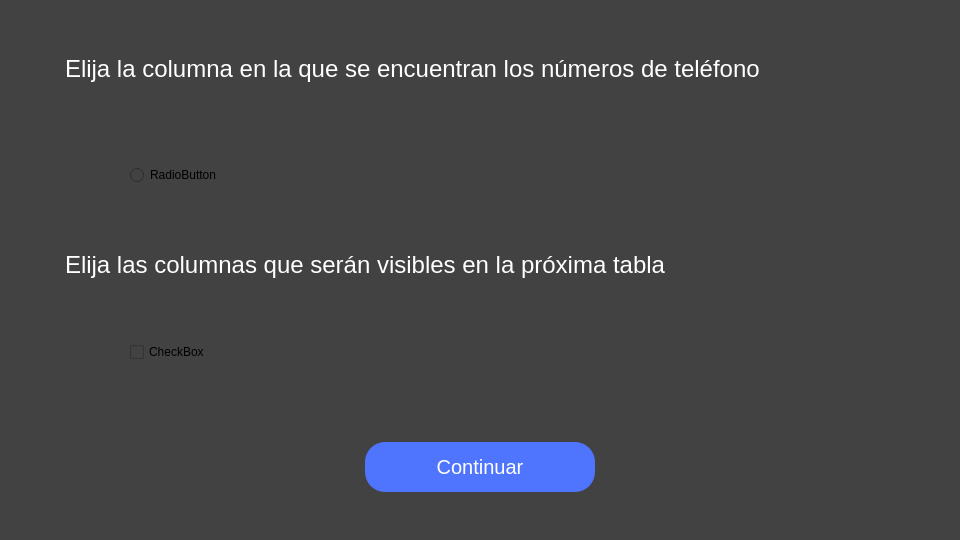
Above: UI/main.ui from Jossefrp/AutoMessageBot before the change. Below: the same form after it.
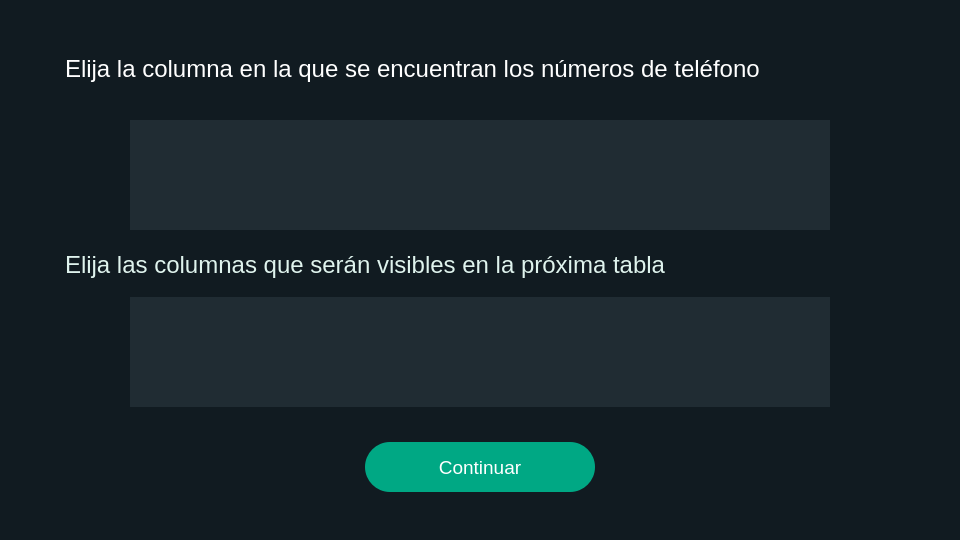
That is the form after the change. The open tabs and pages were chosen to show the change. Icons and pictures are not drawn.

The edit to the form file:
```diff
--- a/UI/main.ui
+++ b/UI/main.ui
@@ -60,7 +60,7 @@
      </size>
     </property>
     <property name="styleSheet">
-     <string notr="true">background-color: rgb(66, 66, 66);</string>
+     <string notr="true">background-color: rgb(17, 27, 33);</string>
     </property>
     <property name="frameShape">
      <enum>QFrame::NoFrame</enum>
@@ -91,7 +91,8 @@
        </rect>
       </property>
       <property name="styleSheet">
-       <string notr="true">background-color: rgba(255, 255, 255, 0);</string>
+       <string notr="true">background-color: rgba(255, 255, 255, 0);
+color: rgb(223, 243, 237);</string>
       </property>
       <property name="text">
        <string>&lt;html&gt;&lt;head/&gt;&lt;body&gt;&lt;p&gt;&lt;span style=&quot; font-size:18pt; color:#ffffff;&quot;&gt;Elija la columna en la que se encuentran los números de teléfono&lt;/span&gt;&lt;/p&gt;&lt;/body&gt;&lt;/html&gt;</string>
@@ -106,6 +107,9 @@
         <height>110</height>
        </rect>
       </property>
+      <property name="styleSheet">
+       <string notr="true">background-color: rgb(32, 44, 51);</string>
+      </property>
       <property name="frameShape">
        <enum>QFrame::StyledPanel</enum>
       </property>
@@ -121,15 +125,7 @@
          <height>111</height>
         </rect>
        </property>
-       <layout class="QGridLayout" name="select_number">
-        <item row="0" column="0">
-         <widget class="QRadioButton" name="radioButton">
-          <property name="text">
-           <string>RadioButton</string>
-          </property>
-         </widget>
-        </item>
-       </layout>
+       <layout class="QGridLayout" name="select_number"/>
       </widget>
      </widget>
      <widget class="QLabel" name="label_9">
@@ -142,10 +138,11 @@
        </rect>
       </property>
       <property name="styleSheet">
-       <string notr="true">background-color: rgba(255, 255, 255, 0);</string>
+       <string notr="true">background-color: rgba(255, 255, 255, 0);
+color: rgb(223, 243, 237);</string>
       </property>
       <property name="text">
-       <string>&lt;html&gt;&lt;head/&gt;&lt;body&gt;&lt;p&gt;&lt;span style=&quot; font-size:18pt; color:#ffffff;&quot;&gt;Elija las columnas que serán visibles en la próxima tabla&lt;/span&gt;&lt;/p&gt;&lt;/body&gt;&lt;/html&gt;</string>
+       <string>&lt;html&gt;&lt;head/&gt;&lt;body&gt;&lt;p&gt;&lt;span style=&quot; font-size:18pt; color:#dff3ed;&quot;&gt;Elija las columnas que serán visibles en la próxima tabla&lt;/span&gt;&lt;/p&gt;&lt;/body&gt;&lt;/html&gt;</string>
       </property>
      </widget>
      <widget class="QFrame" name="select_columns_frame">
@@ -157,6 +154,9 @@
         <height>110</height>
        </rect>
       </property>
+      <property name="styleSheet">
+       <string notr="true">background-color: rgb(32, 44, 51);</string>
+      </property>
       <property name="frameShape">
        <enum>QFrame::StyledPanel</enum>
       </property>
@@ -172,15 +172,7 @@
          <height>111</height>
         </rect>
        </property>
-       <layout class="QGridLayout" name="select_columns">
-        <item row="0" column="0">
-         <widget class="QCheckBox" name="checkBox">
-          <property name="text">
-           <string>CheckBox</string>
-          </property>
-         </widget>
-        </item>
-       </layout>
+       <layout class="QGridLayout" name="select_columns"/>
       </widget>
      </widget>
      <widget class="QPushButton" name="start_button_3">
@@ -194,14 +186,14 @@
       </property>
       <property name="font">
        <font>
-        <pointsize>15</pointsize>
+        <pointsize>14</pointsize>
        </font>
       </property>
       <property name="styleSheet">
        <string notr="true">QPushButton{
-	background-color: rgb(79, 117, 255);
-border-radius: 20px;
-color: white;
+	background-color: rgb(0, 168, 132);
+border-radius: 25px;
+	color: white;
 }
 QPushButton:hover{
 	background-color: rgb(76, 163, 255);
```
Left out of the diff: 119 changed lines with no effect on the pictures.
